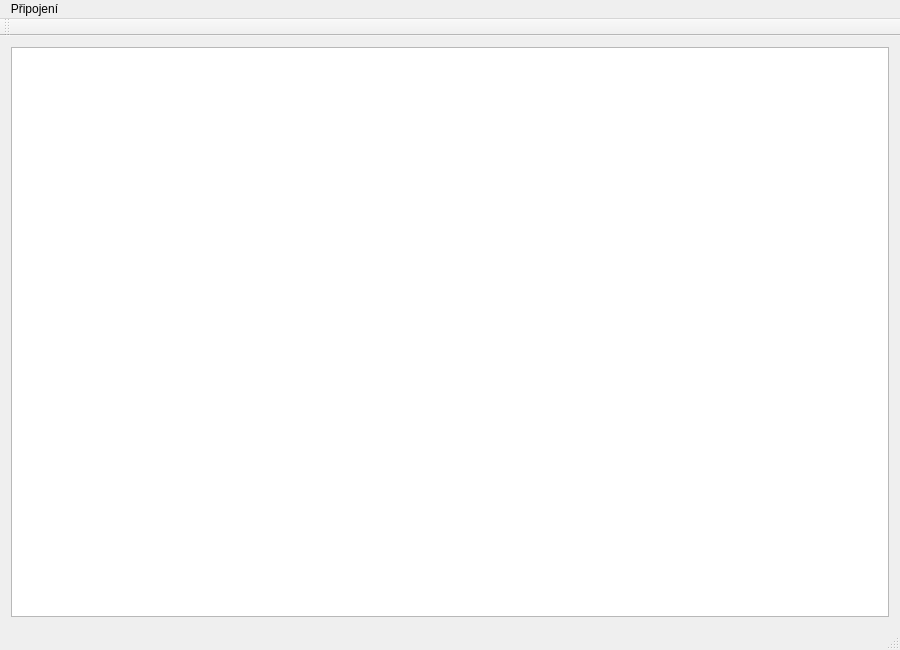
Above: icmp/ICMPSniffer/gui/mainwindow.ui from vairad/zcu-psi before the change. Below: the same form after it.
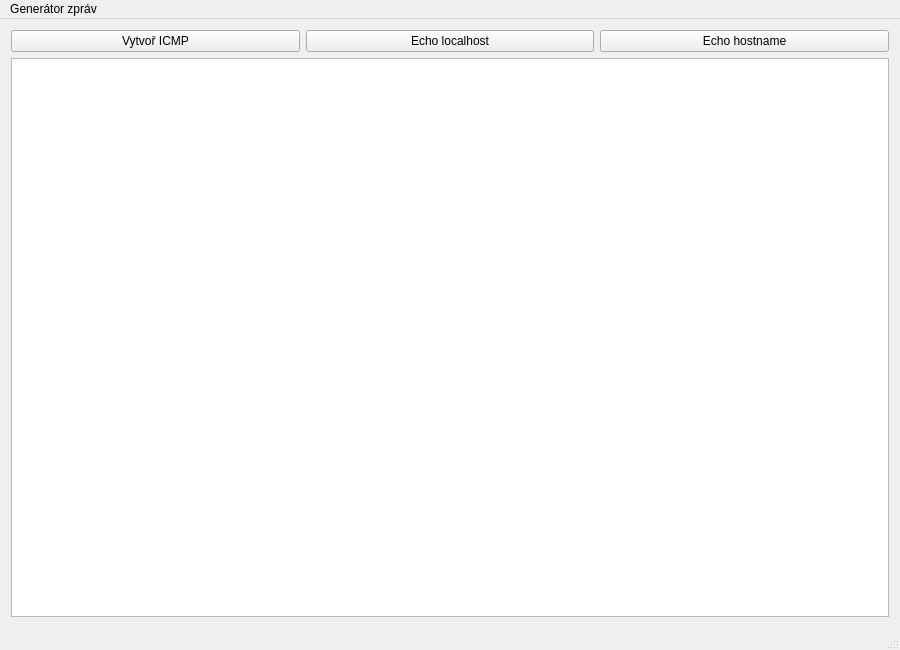
That is the form after the change.

What changed in the file:
```diff
--- a/icmp/ICMPSniffer/gui/mainwindow.ui
+++ b/icmp/ICMPSniffer/gui/mainwindow.ui
@@ -17,16 +17,49 @@
    <string>ICMP Generator</string>
   </property>
   <widget class="QWidget" name="centralWidget">
-   <layout class="QHBoxLayout" name="horizontalLayout">
+   <layout class="QVBoxLayout" name="verticalLayout">
     <item>
-      <widget class="QTableView" name="packets"/>
+     <layout class="QHBoxLayout" name="horizontalLayout">
+      <item>
+       <widget class="QPushButton" name="generateButton">
+        <property name="text">
+         <string>Vytvoř ICMP</string>
+        </property>
+       </widget>
+      </item>
+      <item>
+       <widget class="QPushButton" name="sendLocalhostButton">
+        <property name="text">
+         <string>Echo localhost</string>
+        </property>
+       </widget>
+      </item>
+      <item>
+       <widget class="QPushButton" name="sendEchoButton">
+        <property name="text">
+         <string>Echo hostname</string>
+        </property>
+       </widget>
+      </item>
+     </layout>
+    </item>
+    <item>
+     <widget class="QTableView" name="packets"/>
     </item>
    </layout>
   </widget>
   <widget class="QMenuBar" name="menuBar">
+   <property name="geometry">
+    <rect>
+     <x>0</x>
+     <y>0</y>
+     <width>900</width>
+     <height>19</height>
+    </rect>
+   </property>
    <widget class="QMenu" name="menuP_ipojen">
     <property name="title">
-     <string>Připojení</string>
+     <string>Generátor zpráv</string>
     </property>
     <addaction name="separator"/>
     <addaction name="separator"/>
@@ -34,14 +67,6 @@
    </widget>
    <addaction name="menuP_ipojen"/>
   </widget>
-  <widget class="QToolBar" name="mainToolBar">
-   <attribute name="toolBarArea">
-    <enum>TopToolBarArea</enum>
-   </attribute>
-   <attribute name="toolBarBreak">
-    <bool>false</bool>
-   </attribute>
-  </widget>
   <widget class="QStatusBar" name="statusBar"/>
   <action name="actionSendEcho">
    <property name="text">
```
Left out of the diff: 12 changed lines with no effect on the pictures.
